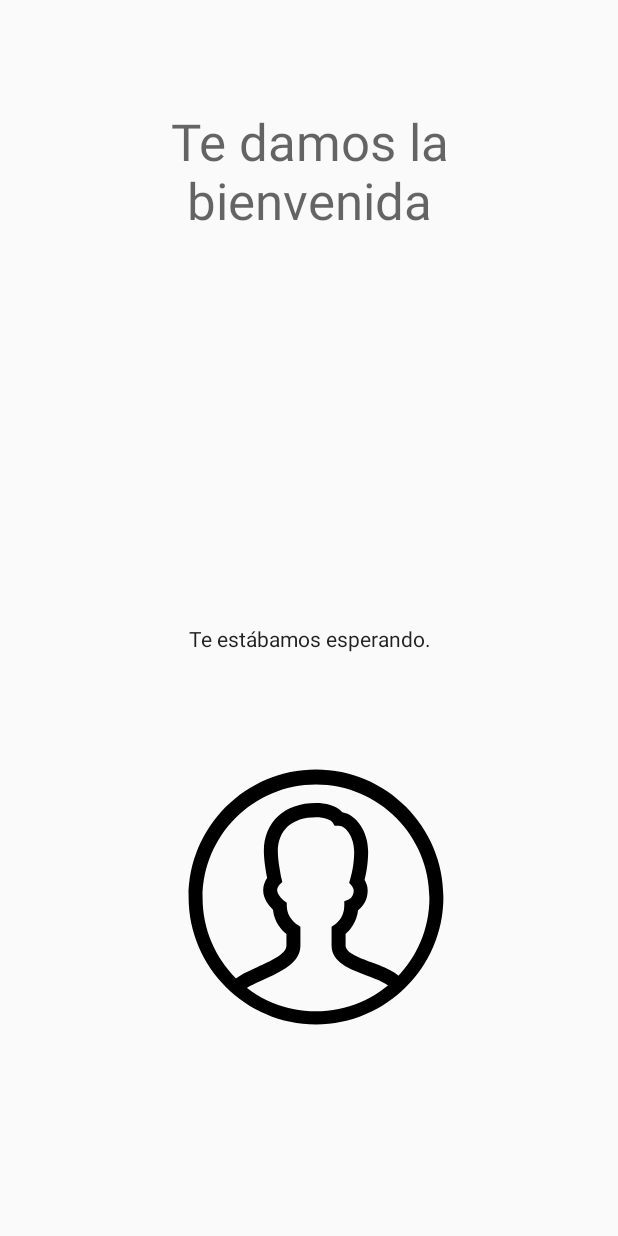
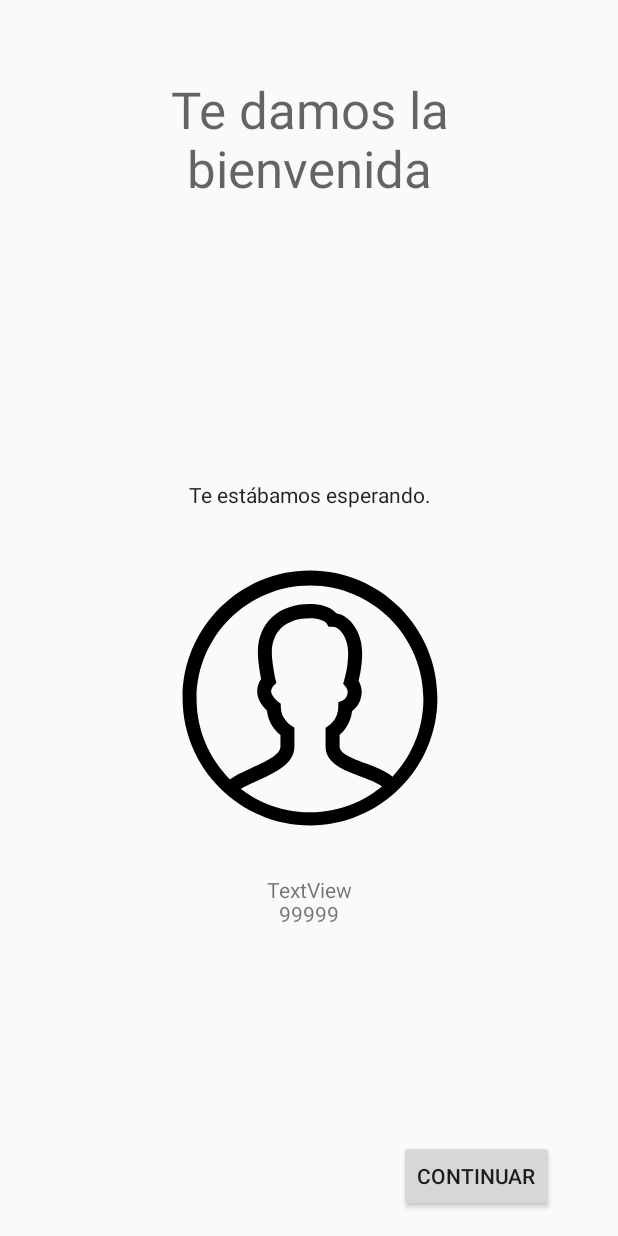
Before and after one commit to fmandujano/AndroidApp, an Android app: the layout welcome.xml on its own in the app's theme, with its tools: preview values and no code run, on a phone screen of 412 x 824 dp. Run offline under Robolectric (Android 15) with nearby library versions, the phone set to English and light mode, and no system bars.

```diff
--- a/app/src/main/res/layout/welcome.xml
+++ b/app/src/main/res/layout/welcome.xml
@@ -1,20 +1,20 @@
 <?xml version="1.0" encoding="utf-8"?>
 
-<layout xmlns:android="http://schemas.android.com/apk/res/android">
+<layout xmlns:app="http://schemas.android.com/apk/res-auto"
+    xmlns:tools="http://schemas.android.com/tools"
+    xmlns:android="http://schemas.android.com/apk/res/android">
     <data>
         <variable name="user" type="com.sae.miapp.UserProperty"/>
     </data>
 <androidx.constraintlayout.widget.ConstraintLayout
-    xmlns:app="http://schemas.android.com/apk/res-auto"
-    xmlns:tools="http://schemas.android.com/tools"
     android:layout_width="match_parent"
     android:layout_height="match_parent">
 
     <TextView
-        android:id="@+id/textView"
+        android:id="@+id/welcomeMessage"
         android:layout_width="324dp"
         android:layout_height="81dp"
-        android:layout_marginTop="60dp"
+        android:layout_marginTop="50dp"
         android:text="Te damos la bienvenida"
         android:textAlignment="center"
         android:textAppearance="@style/TextAppearance.AppCompat.Display1"
@@ -22,33 +22,57 @@
         app:layout_constraintEnd_toEndOf="parent"
         app:layout_constraintStart_toStartOf="parent"
         app:layout_constraintTop_toTopOf="parent"
-        app:layout_constraintVertical_bias="0.045" />
+        app:layout_constraintVertical_bias="0.0" />
 
     <TextView
         android:id="@+id/textView3"
-        android:layout_width="196dp"
-        android:layout_height="60dp"
-        android:layout_marginBottom="40dp"
+        android:layout_width="215dp"
+        android:layout_height="36dp"
+        android:layout_marginBottom="15dp"
         android:gravity="center_vertical"
         android:text="Te estábamos esperando."
         android:textAlignment="center"
         android:textAppearance="@style/TextAppearance.AppCompat.Body1"
-        app:layout_constraintBottom_toTopOf="@+id/imageView2"
+        app:layout_constraintBottom_toTopOf="@+id/avatar"
         app:layout_constraintEnd_toEndOf="parent"
         app:layout_constraintStart_toStartOf="parent" />
 
     <ImageView
-        android:id="@+id/imageView2"
+        android:id="@+id/avatar"
         android:layout_width="173dp"
         android:layout_height="204dp"
         app:layout_constraintBottom_toBottomOf="parent"
         app:layout_constraintEnd_toEndOf="parent"
-        app:layout_constraintHorizontal_bias="0.52"
+        app:layout_constraintHorizontal_bias="0.503"
         app:layout_constraintStart_toStartOf="parent"
         app:layout_constraintTop_toTopOf="parent"
-        app:layout_constraintVertical_bias="0.8"
+        app:layout_constraintVertical_bias="0.586"
         app:srcCompat="@drawable/avatar"
         tools:srcCompat="@drawable/avatar" />
+
+    <TextView
+        android:id="@+id/userInfo"
+        android:layout_width="270dp"
+        android:layout_height="33dp"
+        android:layout_marginTop="16dp"
+        android:text="TextView\n99999"
+        android:textAlignment="center"
+        android:textAppearance="@style/TextAppearance.AppCompat.Small"
+        app:layout_constraintEnd_toEndOf="parent"
+        app:layout_constraintHorizontal_bias="0.501"
+        app:layout_constraintStart_toStartOf="parent"
+        app:layout_constraintTop_toBottomOf="@+id/avatar" />
+
+    <Button
+        android:id="@+id/continue_button"
+        android:layout_width="wrap_content"
+        android:layout_height="wrap_content"
+        android:layout_marginBottom="16dp"
+        android:text="@string/ui_continue"
+        app:layout_constraintBottom_toBottomOf="parent"
+        app:layout_constraintEnd_toEndOf="parent"
+        app:layout_constraintHorizontal_bias="0.862"
+        app:layout_constraintStart_toStartOf="parent" />
 </androidx.constraintlayout.widget.ConstraintLayout>
 
 </layout>
--- a/app/src/main/res/values/strings.xml
+++ b/app/src/main/res/values/strings.xml
@@ -20,4 +20,7 @@
     <string name="ui_points">Tus Puntos</string>
     <string name="ui_registersoon">Próximamente podrás disfrutar de los servicios de nuestra app. Siguenos en nuestras redes sociales.</string>
     <string name="ui_network_error">Error al conectar al servidor</string>
+    <string name="ui_continue">Continuar</string>
+    <!-- TODO: Remove or change this placeholder text -->
+    <string name="hello_blank_fragment">Hello blank fragment</string>
 </resources>
```
Also changed, not shown: app/build.gradle (+6 -1 lines), app/src/main/java/com/sae/miapp/AppifyService.kt (+19 -0 lines), app/src/main/java/com/sae/miapp/Login.kt (+8 -2 lines), app/src/main/java/com/sae/miapp/MainMenu.kt (added, +43 -0 lines), app/src/main/java/com/sae/miapp/Welcome.kt (+23 -0 lines), app/src/main/res/layout/fragment_main_menu.xml (added, +151 -0 lines), app/src/main/res/navigation/navigation.xml (+8 -0 lines), app/src/main/res/drawable/arianagrande.jpg (added), app/src/main/res/drawable/dashberlin_760x427.jpg (added), app/src/main/res/drawable/mansion.jpg (added).
